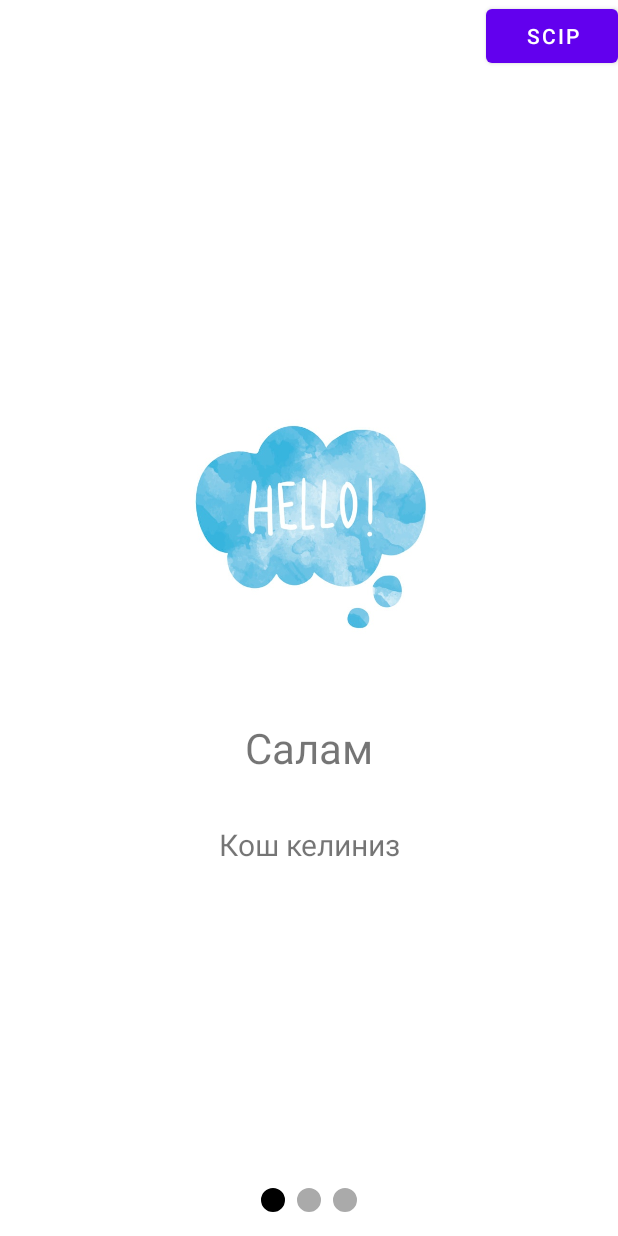
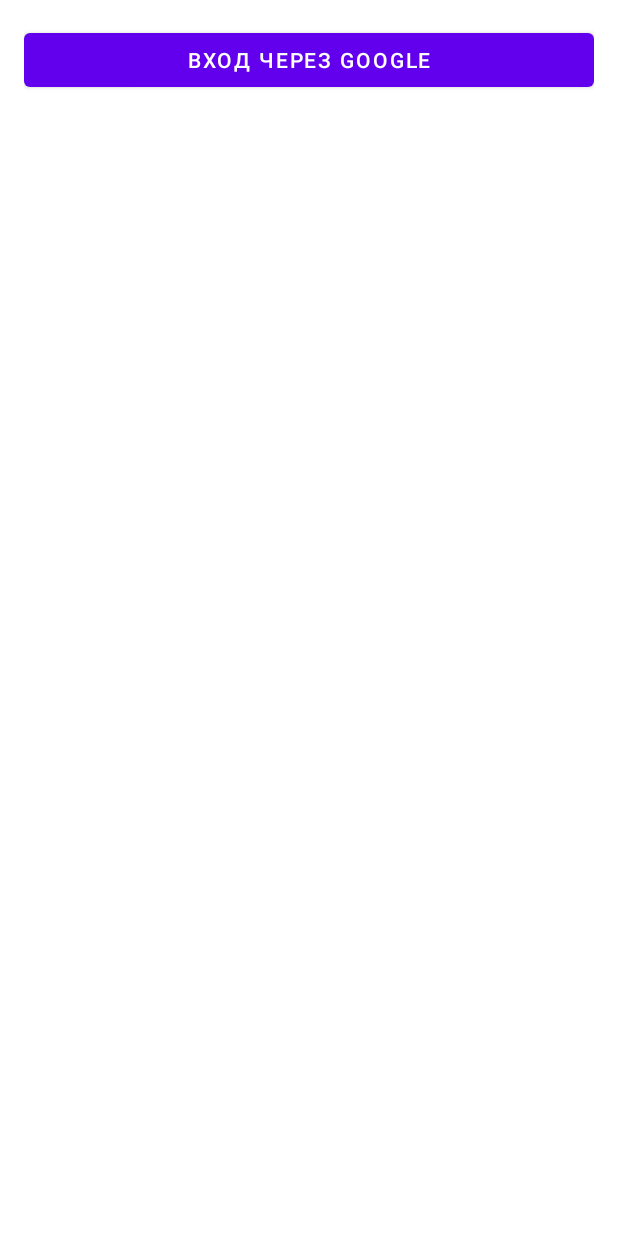
Before and after one commit to aydaraktan/TaskApp36, an Android app: the screen it shows after launch (MainActivity), on a phone screen of 412 x 824 dp. Run offline under Robolectric (Android 15) with nearby library versions, the phone set to English and light mode, and no system bars; our stand-ins replace Firebase (no records; nobody signed in at launch, a user with empty details on screens opened directly), Room's generated code, navigation-ui; Roboto replaces fonts that are not available here.

```diff
--- a/app/build.gradle
+++ b/app/build.gradle
@@ -1,5 +1,6 @@
 plugins {
     id 'com.android.application'
+    id 'com.google.gms.google-services'
 }
 
 android {
@@ -47,4 +48,7 @@ dependencies {
     //Room
     implementation "androidx.room:room-runtime:2.3.0"
     annotationProcessor "androidx.room:room-compiler:2.3.0"
+    //FireBase
+    implementation 'com.google.android.gms:play-services-auth:19.2.0'
+    implementation 'com.google.firebase:firebase-auth:21.0.1'
 }
--- /dev/null
+++ b/app/src/main/java/kg/geektech/taskapp36/LoginFragment.java
@@ -0,0 +1,157 @@
+package kg.geektech.taskapp36;
+
+import android.content.Intent;
+import android.os.Bundle;
+
+import androidx.activity.OnBackPressedCallback;
+import androidx.activity.result.ActivityResultLauncher;
+import androidx.activity.result.contract.ActivityResultContract;
+import androidx.activity.result.contract.ActivityResultContracts;
+import androidx.annotation.NonNull;
+import androidx.annotation.Nullable;
+import androidx.fragment.app.Fragment;
+import androidx.navigation.NavController;
+import androidx.navigation.Navigation;
+
+import android.util.Log;
+import android.view.LayoutInflater;
+import android.view.View;
+import android.view.ViewGroup;
+import android.widget.Button;
+import android.widget.Toast;
+
+import com.google.android.gms.auth.api.signin.GoogleSignIn;
+import com.google.android.gms.auth.api.signin.GoogleSignInAccount;
+import com.google.android.gms.auth.api.signin.GoogleSignInClient;
+import com.google.android.gms.auth.api.signin.GoogleSignInOptions;
+import com.google.android.gms.common.api.ApiException;
+import com.google.android.gms.tasks.OnCompleteListener;
+import com.google.android.gms.tasks.Task;
+import com.google.android.material.snackbar.Snackbar;
+import com.google.firebase.auth.AuthCredential;
+import com.google.firebase.auth.AuthResult;
+import com.google.firebase.auth.FirebaseAuth;
+import com.google.firebase.auth.FirebaseUser;
+import com.google.firebase.auth.GoogleAuthProvider;
+
+import kg.geektech.taskapp36.databinding.FragmentHomeBinding;
+import kg.geektech.taskapp36.databinding.FragmentLoginBinding;
+
+public class LoginFragment extends Fragment {
+    private GoogleSignInClient googleSignInClient;
+    private FragmentLoginBinding binding;
+    private final static int RC_SIGN_IN=1;
+    private FirebaseAuth mAuth;
+
+    @Override
+    public void onCreate(@Nullable Bundle savedInstanceState) {
+        super.onCreate(savedInstanceState);
+        mAuth=FirebaseAuth.getInstance();
+
+    }
+
+    @Override
+    public void onStart() {
+        super.onStart();
+        FirebaseUser currentUser = mAuth.getCurrentUser();
+        updateUI(currentUser);
+    }
+
+    private void signIn() {
+        Intent signInIntent = googleSignInClient.getSignInIntent();
+        startActivityForResult(signInIntent, RC_SIGN_IN);
+    }
+
+    @Override
+    public void onActivityResult(int requestCode, int resultCode, Intent data) {
+        super.onActivityResult(requestCode, resultCode, data);
+
+        // Result returned from launching the Intent from GoogleSignInApi.getSignInIntent(...);
+        if (requestCode == RC_SIGN_IN) {
+            Task<GoogleSignInAccount> task = GoogleSignIn.getSignedInAccountFromIntent(data);
+            try {
+                // Google Sign In was successful, authenticate with Firebase
+                GoogleSignInAccount account = task.getResult(ApiException.class);
+                firebaseAuthWithGoogle(account.getIdToken());
+            } catch (ApiException e) {
+                Toast.makeText(requireActivity(), "ffff", Toast.LENGTH_SHORT).show();
+            }
+        }
+    }
+
+    private void firebaseAuthWithGoogle(String idToken) {
+        AuthCredential credential = GoogleAuthProvider.getCredential(idToken, null);
+        mAuth.signInWithCredential(credential)
+                .addOnCompleteListener(requireActivity(), new OnCompleteListener<AuthResult>() {
+                    @Override
+                    public void onComplete(@NonNull Task<AuthResult> task) {
+                        if (task.isSuccessful()) {
+                            FirebaseUser user = mAuth.getCurrentUser();
+                            updateUI(user);
+
+                        } else {
+                            Toast.makeText(requireActivity(), "eee", Toast.LENGTH_SHORT).show();
+                            updateUI(null);
+                        }
+                    }
+                });
+    }
+
+
+    @Override
+    public View onCreateView(LayoutInflater inflater, ViewGroup container,
+                             Bundle savedInstanceState) {
+        binding = FragmentLoginBinding.inflate(inflater, container, false);
+        return binding.getRoot();
+    }
+
+    @Override
+    public void onViewCreated(@NonNull View view, @Nullable Bundle savedInstanceState) {
+        super.onViewCreated(view, savedInstanceState);
+        initGoogle();
+            binding.btnGoogle.setOnClickListener(new View.OnClickListener() {
+                @Override
+                public void onClick(View view) {
+                    googleSignIn();
+                }
+            });
+        binding.btnGoogle.setOnClickListener(new View.OnClickListener() {
+            @Override
+            public void onClick(View view) {
+                signIn();
+            }
+        });
+
+        requireActivity().getOnBackPressedDispatcher().addCallback(getViewLifecycleOwner(), new OnBackPressedCallback(true) {
+            @Override
+            public void handleOnBackPressed() {
+                requireActivity().finish();
+            }
+        });
+    }
+
+    private void googleSignIn() {
+        Intent intent=googleSignInClient.getSignInIntent();
+        resultLauncher.launch(intent);
+    }
+    ActivityResultLauncher<Intent> resultLauncher= registerForActivityResult(
+            new ActivityResultContracts.StartActivityForResult(),result ->  {
+
+    });
+
+    private void initGoogle()
+    {
+        GoogleSignInOptions gso = new GoogleSignInOptions.Builder(GoogleSignInOptions.DEFAULT_SIGN_IN)
+                .requestIdToken(getString(R.string.web_client_id))
+                .requestEmail()
+                .build();
+        googleSignInClient = GoogleSignIn.getClient(requireActivity(), gso);
+    }
+    private void updateUI(FirebaseUser user) {
+        if(user!=null)
+        {
+            Navigation.findNavController(requireActivity(),R.id.nav_host_fragment_activity_main).navigateUp();
+        }
+    }
+
+}
--- a/app/src/main/java/kg/geektech/taskapp36/MainActivity.java
+++ b/app/src/main/java/kg/geektech/taskapp36/MainActivity.java
@@ -11,6 +11,8 @@ import androidx.navigation.NavDestination;
 import androidx.navigation.Navigation;
 import androidx.navigation.ui.AppBarConfiguration;
 import androidx.navigation.ui.NavigationUI;
+
+import com.google.firebase.auth.FirebaseAuth;
 
 import kg.geektech.taskapp36.databinding.ActivityMainBinding;
 
@@ -37,6 +39,10 @@ public class MainActivity extends AppCompatActivity {
         if (!prefs.isBoardShown()) {
             navController.navigate(R.id.boardFragment);
         }
+        if(FirebaseAuth.getInstance().getCurrentUser()==null)
+        {
+            navController.navigate(R.id.loginFragment);
+        }
 
         navController.addOnDestinationChangedListener(new NavController.OnDestinationChangedListener() {
             @Override
@@ -50,7 +56,7 @@ public class MainActivity extends AppCompatActivity {
                 } else {
                     binding.navView.setVisibility(View.GONE);
                 }
-                if (destination.getId() == R.id.boardFragment) {
+                if (destination.getId() == R.id.boardFragment || destination.getId() == R.id.loginFragment) {
                     getSupportActionBar().hide();
                 } else {
                     getSupportActionBar().show();
--- a/app/src/main/java/kg/geektech/taskapp36/TaskFragment.java
+++ b/app/src/main/java/kg/geektech/taskapp36/TaskFragment.java
@@ -62,9 +62,9 @@ public class TaskFragment extends Fragment {
             App.getInstance().getDataBase().taskDao().update(task);
         }
 
-        Bundle bundle = new Bundle();
-        bundle.putSerializable("task", task);
-        getParentFragmentManager().setFragmentResult("rk_task", bundle);
+//        Bundle bundle = new Bundle();
+//        bundle.putSerializable("task", task);
+//        getParentFragmentManager().setFragmentResult("rk_task", bundle);
         close();
 
     }
--- a/app/src/main/java/kg/geektech/taskapp36/room/TaskDao.java
+++ b/app/src/main/java/kg/geektech/taskapp36/room/TaskDao.java
@@ -13,8 +13,11 @@ import kg.geektech.taskapp36.model.Task;
 @Dao
 public interface TaskDao {
 
-    @Query("SELECT * FROM task")
+    @Query("SELECT * FROM task order by createdAt DESC")
     List<Task> getAll();
+
+    @Query("SELECT * FROM task order by text")
+    List<Task> getAllSortedByTitle();
     @Insert
     void insert(Task task);
     @Update
--- a/app/src/main/java/kg/geektech/taskapp36/ui/home/HomeFragment.java
+++ b/app/src/main/java/kg/geektech/taskapp36/ui/home/HomeFragment.java
@@ -33,8 +33,9 @@ public class HomeFragment extends Fragment {
         setHasOptionsMenu(true);
         super.onCreate(savedInstanceState);
         adapter = new TaskAdapter();
-        adapter.addItems(App.getInstance().getDataBase().taskDao().getAll());
-            Collections.reverse(adapter.getList());
+
+            //Collections.reverse(adapter.getList());
+            adapter.notifyDataSetChanged();
         adapter.setOnItemClickListener(new OnItemClickListener() {
             @Override
             public void onClick(int position) {
@@ -45,8 +46,8 @@ public class HomeFragment extends Fragment {
             @Override
             public void onLongClick(int position) {
                 Task task = adapter.getItem(position);
+                adapter.removeItem(position);
                 App.getInstance().getDataBase().taskDao().delete(task);
-                adapter.removeItem(position);
             }
         });
     }
@@ -63,22 +64,17 @@ public class HomeFragment extends Fragment {
         public boolean onOptionsItemSelected(@NonNull MenuItem item) {
 
         if(!b) {
-            Collections.sort(adapter.getList(), new Comparator<Task>() {
-                @Override
-                public int compare(Task o1, Task o2) {
-                    return o1.getText().compareTo(o2.getText());
-                }
-            });
+            adapter.getList().clear();
+            adapter.addItems(App.getInstance().getDataBase().taskDao().getAllSortedByTitle());
 
-            b=true;
 
+            b = true;
         }
-
         else
         {
             adapter.getList().clear();
             adapter.addItems(App.getInstance().getDataBase().taskDao().getAll());
-            Collections.reverse(adapter.getList());
+
             b=false;
 
         }
@@ -105,6 +101,7 @@ public class HomeFragment extends Fragment {
     public void onViewCreated(@NonNull View view, @Nullable Bundle savedInstanceState) {
         super.onViewCreated(view, savedInstanceState);
 
+
         view.findViewById(R.id.fab).setOnClickListener(view1 -> {
             pos = -1;
             openFragment(null);
@@ -114,16 +111,19 @@ public class HomeFragment extends Fragment {
     }
     private void initList() {
         binding.recyclerView.setAdapter(adapter);
+        adapter.getList().clear();
 
-        getParentFragmentManager().setFragmentResultListener("rk_task", getViewLifecycleOwner(),
-                (requestKey, result) -> {
+        adapter.addItems(App.getInstance().getDataBase().taskDao().getAll());
 
-                    Task task = (Task) result.getSerializable("task");
-                    if (pos == -1)
-                        adapter.addItem(task);
-                    else
-                        adapter.updateItem(pos, task);
-                });
+//        getParentFragmentManager().setFragmentResultListener("rk_task", getViewLifecycleOwner(),
+//                (requestKey, result) -> {
+//
+//                    Task task = (Task) result.getSerializable("task");
+//                    if (pos == -1)
+//                        adapter.addItem(task);
+//                    else
+//                        adapter.updateItem(pos, task);
+//                });
     }
 
     private void openFragment(Task task) {
--- /dev/null
+++ b/app/src/main/res/layout/fragment_login.xml
@@ -0,0 +1,16 @@
+<?xml version="1.0" encoding="utf-8"?>
+<FrameLayout xmlns:android="http://schemas.android.com/apk/res/android"
+    xmlns:tools="http://schemas.android.com/tools"
+    android:layout_width="match_parent"
+    android:layout_height="match_parent"
+    android:padding="16dp"
+    tools:context=".LoginFragment">
+
+    <Button
+        android:id="@+id/btnGoogle"
+        android:layout_width="match_parent"
+        android:layout_height="wrap_content"
+        android:text="вход через google"
+        />
+
+</FrameLayout>
--- a/app/src/main/res/navigation/mobile_navigation.xml
+++ b/app/src/main/res/navigation/mobile_navigation.xml
@@ -37,4 +37,9 @@
         android:name="kg.geektech.taskapp36.ui.onBoard.BoardFragment"
         android:label="fragment_board"
         tools:layout="@layout/fragment_board" />
+    <fragment
+        android:id="@+id/loginFragment"
+        android:name="kg.geektech.taskapp36.LoginFragment"
+        android:label="fragment_login"
+        tools:layout="@layout/fragment_login" />
 </navigation>
--- a/app/src/main/res/values/strings.xml
+++ b/app/src/main/res/values/strings.xml
@@ -6,4 +6,5 @@
     <string name="title_notifications">Notifications</string>
     <!-- TODO: Remove or change this placeholder text -->
     <string name="hello_blank_fragment">Hello blank fragment</string>
+    <string name="web_client_id">860442013809-nr1e7v6b7gbre1q8h6lr2gqobser3f6u.apps.googleusercontent.com</string>
 </resources>
--- a/build.gradle
+++ b/build.gradle
@@ -6,6 +6,7 @@ buildscript {
     }
     dependencies {
         classpath "com.android.tools.build:gradle:7.0.0"
+        classpath 'com.google.gms:google-services:4.3.10'
 
         // NOTE: Do not place your application dependencies here; they belong
         // in the individual module build.gradle files
```
Also changed, not shown: app/src/main/java/kg/geektech/taskapp36/ui/profile/ProfileFragment.java (+27 -3 lines), app/src/main/res/layout/fragment_profile.xml (+8 -1 lines), 1 other file.
